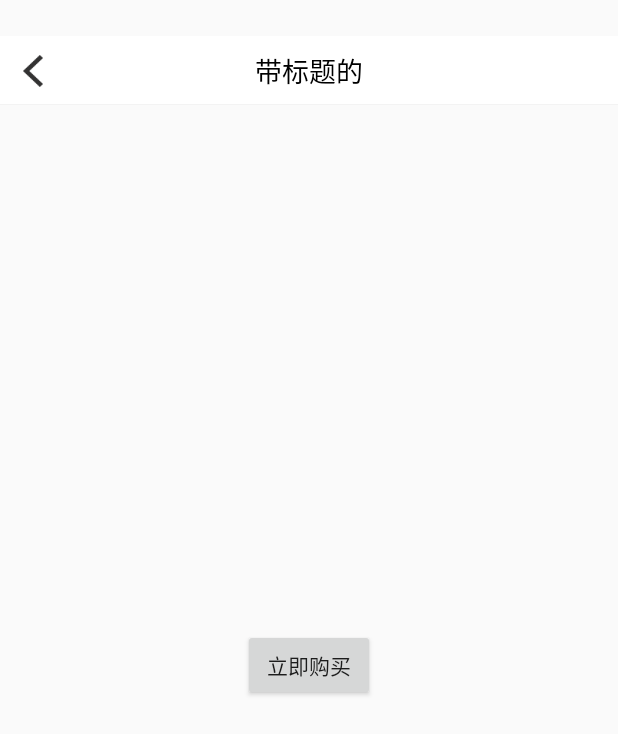
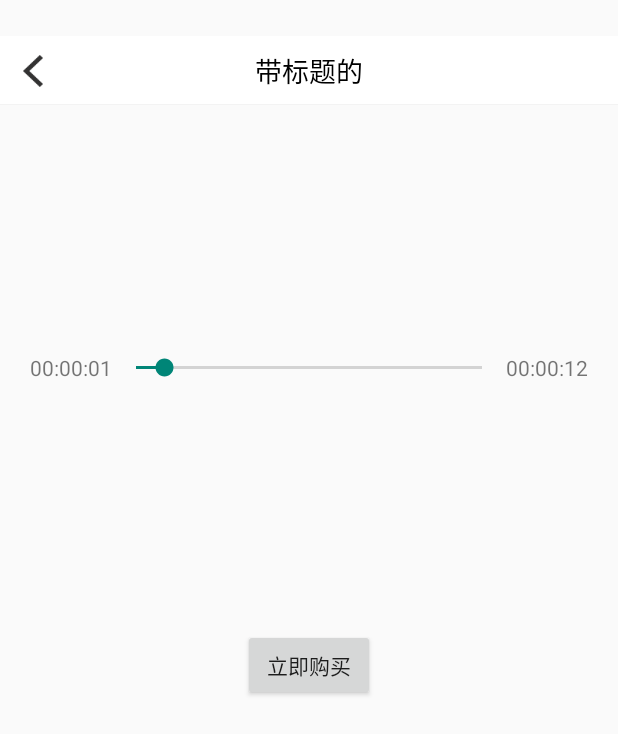
Before and after one commit to caldremch/AndroidCommon, an Android app: the layout activity_main_with_diy_view.xml on its own in the app's theme, with its tools: preview values and no code run, on a phone screen of 412 x 824 dp. Shown: the top 734 px of the screen. Run offline under Robolectric (Android 15) with nearby library versions, the phone set to English and light mode, and no system bars.

Commit message:
add seekbar view

```diff
--- /dev/null
+++ b/Common/src/main/java/com/caldremch/common/widget/seekbar/SeekBarView.java
@@ -0,0 +1,164 @@
+package com.caldremch.common.widget.seekbar;
+
+import android.annotation.SuppressLint;
+import android.content.Context;
+import android.os.Handler;
+import android.os.Message;
+import android.util.AttributeSet;
+import android.util.Log;
+import android.view.LayoutInflater;
+import android.view.View;
+import android.widget.FrameLayout;
+import android.widget.SeekBar;
+import android.widget.TextView;
+
+import com.caldremch.common.R;
+
+import java.util.Locale;
+
+/**
+ * @author Caldremch
+ * @date 2019-06-01 11:34
+ * @email caldremch@163.com
+ * @describe
+ **/
+public class SeekBarView extends FrameLayout {
+
+    private final static String TAG = "SeekBarView";
+    private static final int RUN = 0x01;
+
+    private TextView mTvStartTime;
+    private SeekBar mSeekBar;
+    private TextView mTvEndTime;
+
+    //测试数据 总时长 : 单位:毫秒
+    private static long TEST_TOTAL_DURATION = (long) (0.2 * 60 * 1000);
+
+    private long currentPlayPos = 0;
+
+    @SuppressLint("HandlerLeak")
+    private Handler mHandler = new Handler(){
+        @Override
+        public void handleMessage(Message msg) {
+
+            if (msg.what == RUN){
+                //开始后, 开始累加, 毫秒累加
+                currentPlayPos += 1000;
+                Log.d(TAG, "handleMessage: -->"+currentPlayPos);
+
+                long currentPos = setProgress();
+                msg = obtainMessage(RUN);
+                //算出刻度, (currentPos%1000)可用于控制倍率 速率 , 正常都是整除的
+                sendMessageDelayed(msg, 1000 - (currentPos%1000));
+            }
+        }
+    };
+
+    private long setProgress() {
+
+
+        long currentPlayMills = currentPlayPos;
+
+        mTvStartTime.setText(stringForTime(currentPlayMills));
+
+        long totalMills = TEST_TOTAL_DURATION;
+        int currentSeekBarPos = (int) (100f*currentPlayMills/totalMills);
+//        Log.d(TAG, "currentSeekBarPos: "+currentSeekBarPos);
+        //当前位置
+        mSeekBar.setProgress(currentSeekBarPos);
+
+       return currentPlayMills;
+    }
+
+    public SeekBarView(Context context) {
+        this(context, null);
+    }
+
+    public SeekBarView(Context context, AttributeSet attrs) {
+        this(context, attrs, 0);
+    }
+
+    public SeekBarView(Context context, AttributeSet attrs, int defStyleAttr) {
+        super(context, attrs, defStyleAttr);
+        init();
+    }
+
+
+    private void assignViews(View view) {
+        mTvStartTime = view.findViewById(R.id.tv_StartTime);
+        mSeekBar = view.findViewById(R.id.seekBar);
+        mTvEndTime = view.findViewById(R.id.tv_EndTime);
+
+        mTvStartTime.setText("--:--:--");
+        mTvEndTime.setText("--:--:--");
+
+        initTest();
+
+    }
+
+    private void initTest() {
+        //初始化测试数据
+        mTvEndTime.setText(stringForTime(TEST_TOTAL_DURATION));
+        mTvStartTime.setText(stringForTime(0));
+        mHandler.sendEmptyMessage(RUN);
+    }
+
+
+    private String stringForTime(long position) {
+
+
+        int totalSeconds = (int) ((position / 1000.0));
+
+        int seconds = totalSeconds % 60;
+        int minutes = (totalSeconds / 60) % 60;
+        int hours = totalSeconds / 3600;
+        Log.d(TAG, "stringForTime: "+String.format(Locale.US, "%02d:%02d:%02d", hours, minutes, seconds));
+        return String.format(Locale.US, "%02d:%02d:%02d", hours, minutes, seconds);
+    }
+
+
+    private void init() {
+        View rootView = LayoutInflater.from(getContext()).inflate(R.layout.seekbar_view, null);
+        addView(rootView);
+        assignViews(rootView);
+        initEvent();
+
+    }
+
+    private void initEvent() {
+
+        mSeekBar.setOnSeekBarChangeListener(new SeekBar.OnSeekBarChangeListener() {
+            @Override
+            public void onProgressChanged(SeekBar seekBar, int progress, boolean fromUser) {
+                Log.d(TAG, "onProgressChanged: " + progress + "->" + fromUser);
+
+                if (fromUser){
+                    float currentPercent = progress/100f;
+                    mTvStartTime.setText(stringForTime((long) (TEST_TOTAL_DURATION*currentPercent)));
+                }
+
+                if (progress == 100){
+                    Log.d(TAG, "onProgressChanged: 播放完毕, 移除");
+                    mHandler.removeCallbacksAndMessages(null);
+                }
+            }
+
+            @Override
+            public void onStartTrackingTouch(SeekBar seekBar) {
+                //开始拖动
+                Log.d(TAG, "onStartTrackingTouch: " + seekBar.getProgress());
+            }
+
+            @Override
+            public void onStopTrackingTouch(SeekBar seekBar) {
+                //停止拖动
+                Log.d(TAG, "onStopTrackingTouch: ");
+            }
+        });
+    }
+
+
+    public void stop() {
+        mHandler.removeCallbacksAndMessages(null);
+    }
+}
--- /dev/null
+++ b/Common/src/main/res/layout/seekbar_view.xml
@@ -0,0 +1,33 @@
+<?xml version="1.0" encoding="utf-8"?>
+<LinearLayout xmlns:android="http://schemas.android.com/apk/res/android"
+    xmlns:tools="http://schemas.android.com/tools"
+    android:layout_width="match_parent"
+    android:layout_height="wrap_content"
+    android:gravity="center_vertical"
+    android:orientation="horizontal">
+
+
+    <TextView
+        android:id="@+id/tv_StartTime"
+        android:layout_width="wrap_content"
+        android:layout_height="wrap_content"
+        android:layout_marginLeft="20dp"
+        tools:text="00:00:00" />
+
+    <SeekBar
+        android:id="@+id/seekBar"
+        android:layout_width="0dp"
+        android:layout_height="wrap_content"
+        android:layout_weight="1"
+        android:paddingTop="20dp"
+        android:paddingBottom="20dp" />
+
+    <TextView
+        android:id="@+id/tv_EndTime"
+        android:layout_width="wrap_content"
+        android:layout_height="wrap_content"
+        android:layout_marginRight="20dp"
+        tools:text="00:00:00" />
+
+
+</LinearLayout>
--- a/app/src/main/java/com/caldremch/androidcommon/MainActivity.java
+++ b/app/src/main/java/com/caldremch/androidcommon/MainActivity.java
@@ -1,12 +1,15 @@
 package com.caldremch.androidcommon;
 
 import android.os.Handler;
-import android.util.Log;
 import android.view.View;
 
 import com.caldremch.common.base.BaseLoadingActivity;
+import com.caldremch.common.widget.seekbar.SeekBarView;
 
 public class MainActivity extends BaseLoadingActivity {
+
+    private SeekBarView mSeekBar;
+
     @Override
     protected int getContentViewId() {
         return R.layout.activity_main_with_diy_view;
@@ -14,7 +17,8 @@ public class MainActivity extends BaseLoadingActivity {
 
     @Override
     public void initView() {
-        loadingTest();
+//        loadingTest();
+        mSeekBar = findViewById(R.id.seekBar);
 
     }
 
@@ -29,7 +33,8 @@ public class MainActivity extends BaseLoadingActivity {
     }
 
     public void open(View view) {
-        loadingTest();
+//        loadingTest();
+        mSeekBar.stop();
     }
 
 }
--- a/app/src/main/res/layout/activity_main_with_diy_view.xml
+++ b/app/src/main/res/layout/activity_main_with_diy_view.xml
@@ -1,6 +1,5 @@
 <?xml version="1.0" encoding="utf-8"?>
-<androidx.constraintlayout.widget.ConstraintLayout
-    xmlns:android="http://schemas.android.com/apk/res/android"
+<androidx.constraintlayout.widget.ConstraintLayout xmlns:android="http://schemas.android.com/apk/res/android"
     xmlns:app="http://schemas.android.com/apk/res-auto"
     xmlns:tools="http://schemas.android.com/tools"
     android:layout_width="match_parent"
@@ -31,5 +30,15 @@
         app:layout_constraintStart_toStartOf="parent"
         app:layout_constraintTop_toBottomOf="@+id/android_common_title_view_id" />
 
+    <com.caldremch.common.widget.seekbar.SeekBarView
+        android:id="@+id/seekBar"
+        android:layout_width="0dp"
+        android:layout_height="wrap_content"
+        app:layout_constraintBottom_toTopOf="@+id/button"
+        app:layout_constraintEnd_toEndOf="parent"
+        app:layout_constraintHorizontal_bias="0.5"
+        app:layout_constraintStart_toStartOf="parent"
+        app:layout_constraintTop_toBottomOf="@+id/android_common_title_view_id" />
+
 
 </androidx.constraintlayout.widget.ConstraintLayout>
--- a/build.gradle
+++ b/build.gradle
@@ -7,7 +7,7 @@ buildscript {
 
     }
     dependencies {
-        classpath 'com.android.tools.build:gradle:3.5.0-beta01'
+        classpath 'com.android.tools.build:gradle:3.5.0-beta03'
 
         // NOTE: Do not place your application dependencies here; they belong
         // in the individual module build.gradle files
```
Also changed, not shown: gradle/wrapper/gradle-wrapper.properties.
